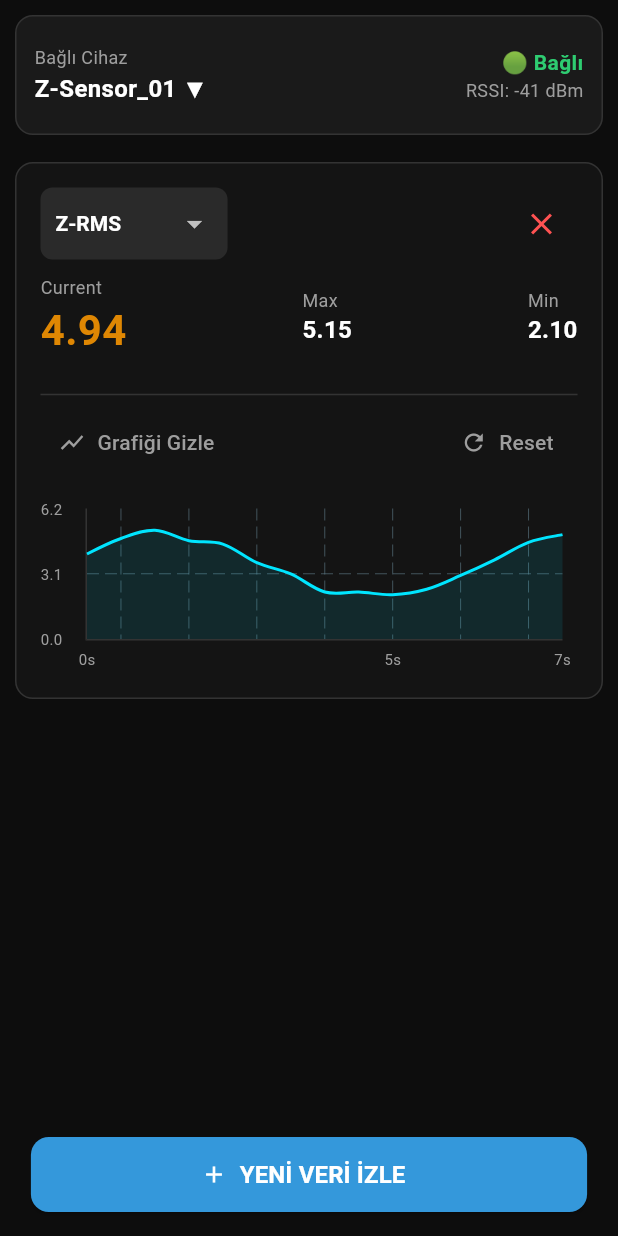
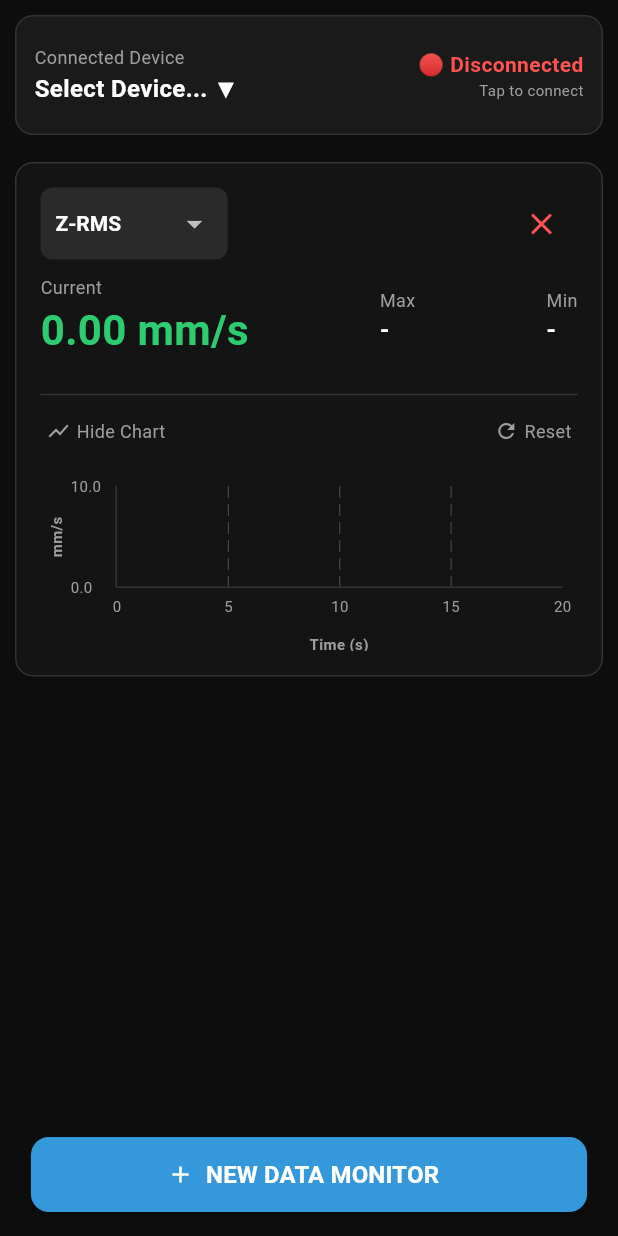
Before and after one commit to KDenizz/HIMobileApp, a Flutter app: the screen it shows after launch, on a phone screen of 412 x 824 dp. Run offline on Flutter 3.47's test engine with Material 3 defaults, Android fonts, the phone set to English and light mode, and no system bars; drawn by our look-alikes of fl_chart.

Commit message:
reset tuşu, connecttion tuşu, bug

```diff
--- a/z_monitor/lib/core/data_models.dart
+++ b/z_monitor/lib/core/data_models.dart
@@ -39,8 +39,8 @@ class FeatureCardModel {
 
   // Reset butonuna basıldığında çağrılacak fonksiyon
   void resetMaxMin() {
-    maxVal = currentVal;
-    minVal = currentVal;
+    maxVal = -9999.0;
+    minVal = 9999.0;
     chartData.clear();
   }
 }
--- a/z_monitor/lib/ui/dashboard_screen.dart
+++ b/z_monitor/lib/ui/dashboard_screen.dart
@@ -22,19 +22,27 @@ class _DashboardScreenState extends State<DashboardScreen> {
     FeatureCardModel(selectedFeature: "Z-RMS", isChartVisible: true)
   ];
 
+  bool _isConnected = false;
+  String _deviceName = "Select Device...";
   double _currentTime = 0.0;
-  ZAxisData _latestData = ZAxisData.empty();
 
   // Seçilebilecek özelliklerin havuzu
   final List<String> _availableFeatures = ["Z-RMS", "Z-Peak", "Temperature"];
+  String _getUnit(String feature) {
+    if (feature.contains("RMS") || feature.contains("Peak")) return " mm/s";
+    if (feature == "Temperature") return " °C";
+    return "";
+  }
 
   @override
   void initState() {
     super.initState();
     // Simülatörden (ileride Bluetooth'tan) gelen veriyi dinliyoruz
     _subscription = _simulator.zAxisStream.listen((data) {
+      if (!_isConnected) {
+        return;
+      }
       setState(() {
-        _latestData = data;
         _currentTime += 0.5;
 
         // Ekranda kaç tane kart açıksa, hepsinin değerlerini anlık olarak güncelle!
@@ -43,8 +51,12 @@ class _DashboardScreenState extends State<DashboardScreen> {
           double newVal = 0.0;
           if (card.selectedFeature == "Z-RMS") {
             newVal = data.rms;
-          } else if (card.selectedFeature == "Z-Peak") newVal = data.peak;
-          else if (card.selectedFeature == "Temperature") newVal = data.temperature;
+          } else if (card.selectedFeature == "Z-Peak"){
+            newVal = data.peak;
+          }
+          else if (card.selectedFeature == "Temperature"){
+            newVal = data.temperature;
+          }
 
           // Değerleri Güncelle
           card.currentVal = newVal;
@@ -88,15 +100,17 @@ class _DashboardScreenState extends State<DashboardScreen> {
 
       // 1. SABİT ÜST BAR (Connection Box)
         appBar: PreferredSize(
-        preferredSize: const Size.fromHeight(90), // Yüksekliği 80'den 90'a çıkardık ki rahat sığsın
-        child: SafeArea( // Yazıların telefonun saatine/şarjına (çentiğe) karışmasını önler
+        preferredSize: const Size.fromHeight(90),
+        child: SafeArea(
+          child: InkWell(
+            onTap: _showConnectionDialog, // Tıklanınca popup açılacak
             child: Container(
-            margin: const EdgeInsets.only(top: 10, left: 10, right: 10), // 40 olan tepe boşluğunu 10'a indirdik
+              margin: const EdgeInsets.only(top: 10, left: 10, right: 10),
               padding: const EdgeInsets.all(12),
               decoration: BoxDecoration(
                 color: const Color(0xFF1A1A1A),
                 borderRadius: BorderRadius.circular(12),
-              border: Border.all(color: const Color(0xFF333333)),
+                border: Border.all(color: _isConnected ? const Color(0xFF2ecc71) : const Color(0xFF333333)), // Bağlıysa yeşil çerçeve
               ),
               child: Row(
                 mainAxisAlignment: MainAxisAlignment.spaceBetween,
@@ -104,20 +118,22 @@ class _DashboardScreenState extends State<DashboardScreen> {
                   Column(
                     crossAxisAlignment: CrossAxisAlignment.start,
                     mainAxisAlignment: MainAxisAlignment.center,
-                  children: const [
-                    Text("Bağlı Cihaz", style: TextStyle(color: Colors.grey, fontSize: 12)),
-                    Text("Z-Sensor_01 ▼", style: TextStyle(color: Colors.white, fontSize: 16, fontWeight: FontWeight.bold)),
+                    children: [
+                      const Text("Connected Device", style: TextStyle(color: Colors.grey, fontSize: 12)),
+                      Text("$_deviceName ▼", style: const TextStyle(color: Colors.white, fontSize: 16, fontWeight: FontWeight.bold)),
                     ],
                   ),
                   Column(
                     crossAxisAlignment: CrossAxisAlignment.end,
                     mainAxisAlignment: MainAxisAlignment.center,
-                  children: const [
-                    Text("🟢 Bağlı", style: TextStyle(color: Color(0xFF2ecc71), fontSize: 14, fontWeight: FontWeight.bold)),
-                    Text("RSSI: -41 dBm", style: TextStyle(color: Colors.grey, fontSize: 12)),
+                    children: [
+                      Text(_isConnected ? "🟢 Connected" : "🔴 Disconnected",
+                        style: TextStyle(color: _isConnected ? const Color(0xFF2ecc71) : Colors.redAccent, fontSize: 14, fontWeight: FontWeight.bold)),
+                      Text( _isConnected ? "Tap to disconnect/edit" : "Tap to connect", style: const TextStyle(color: Colors.grey, fontSize: 10)),
                     ],
                   )
                 ],
+              ),
             ),
           ),
         ),
@@ -141,7 +157,7 @@ class _DashboardScreenState extends State<DashboardScreen> {
         child: ElevatedButton.icon(
           onPressed: _addNewCard,
           icon: const Icon(Icons.add, color: Colors.white),
-          label: const Text("YENİ VERİ İZLE", style: TextStyle(color: Colors.white, fontSize: 16, fontWeight: FontWeight.bold)),
+          label: const Text("NEW DATA MONITOR", style: TextStyle(color: Colors.white, fontSize: 16, fontWeight: FontWeight.bold)),
           style: ElevatedButton.styleFrom(
             backgroundColor: const Color(0xFF3498db),
             shape: RoundedRectangleBorder(borderRadius: BorderRadius.circular(12)),
@@ -212,14 +228,18 @@ class _DashboardScreenState extends State<DashboardScreen> {
 
 
           // Değerler Satırı: Current, Max, Min
-          Row(
+        // Değerler Satırı: Current, Max, Min
+          Builder(builder: (context) {
+            String unit = card.selectedFeature == "Temperature" ? "°C" : "mm/s";
+            return Row(
               mainAxisAlignment: MainAxisAlignment.spaceBetween,
               children: [
-              _buildValueCol("Current", card.currentVal.toStringAsFixed(2), currentColor, 28),
-              _buildValueCol("Max", card.maxVal == -9999.0 ? "-" : card.maxVal.toStringAsFixed(2), Colors.white, 16),
-              _buildValueCol("Min", card.minVal == 9999.0 ? "-" : card.minVal.toStringAsFixed(2), Colors.white, 16),
+                _buildValueCol("Current", "${card.currentVal.toStringAsFixed(2)} $unit", currentColor, 28),
+                _buildValueCol("Max", card.maxVal == -9999.0 ? "-" : "${card.maxVal.toStringAsFixed(2)} $unit", Colors.white, 16),
+                _buildValueCol("Min", card.minVal == 9999.0 ? "-" : "${card.minVal.toStringAsFixed(2)} $unit", Colors.white, 16),
               ],
-          ),
+            );
+          }),
 
           const SizedBox(height: 15),
           const Divider(color: Color(0xFF333333), thickness: 1),
@@ -228,22 +248,36 @@ class _DashboardScreenState extends State<DashboardScreen> {
            Row(
             mainAxisAlignment: MainAxisAlignment.spaceBetween,
             children: [
-              TextButton.icon(
-                onPressed: () {
+              InkWell(
+                onTap: () {
                   setState(() {
                     card.isChartVisible = !card.isChartVisible;
-                    if (card.isChartVisible) card.chartData.clear(); // Açılırken grafiği temiz başlat
+                    if (card.isChartVisible) card.chartData.clear();
                   });
                 },
-                icon: Icon(card.isChartVisible ? Icons.show_chart : Icons.bar_chart, color: Colors.grey),
-                label: Text(card.isChartVisible ? "Grafiği Gizle" : "Grafiği Göster", style: const TextStyle(color: Colors.grey)),
+                child: Padding(
+                  padding: const EdgeInsets.symmetric(vertical: 8.0, horizontal: 4.0),
+                  child: Row(
+                    children: [
+                      Icon(card.isChartVisible ? Icons.show_chart : Icons.bar_chart, color: Colors.grey, size: 16),
+                      const SizedBox(width: 4),
+                      Text(card.isChartVisible ? "Hide Chart" : "Show Chart", style: const TextStyle(color: Colors.grey, fontSize: 12)),
+                    ],
                   ),
-              TextButton.icon(
-                onPressed: () {
-                  setState(() => card.resetMaxMin());
-                },
-                icon: const Icon(Icons.refresh, color: Colors.grey),
-                label: const Text("Reset", style: TextStyle(color: Colors.grey)),
+                ),
+              ),
+              InkWell(
+                onTap: () => _showResetDialog(card),
+                child: Padding(
+                  padding: const EdgeInsets.symmetric(vertical: 8.0, horizontal: 4.0),
+                  child: Row(
+                    children: const [
+                      Icon(Icons.refresh, color: Colors.grey, size: 16),
+                      SizedBox(width: 4),
+                      Text("Reset", style: TextStyle(color: Colors.grey, fontSize: 12)),
+                    ],
+                  ),
+                ),
               )
             ],
           ),
@@ -272,20 +306,25 @@ class _DashboardScreenState extends State<DashboardScreen> {
                   ],
                   // EKSEN İSİMLERİ VE DEĞERLERİ (X ve Y Ekseni)
                    titlesData: FlTitlesData(
-                    show: true, // Yazıları açtık
-                    topTitles: const AxisTitles(sideTitles: SideTitles(showTitles: false)), // Üstü gizle
-                    rightTitles: const AxisTitles(sideTitles: SideTitles(showTitles: false)), // Sağı gizle
+                    show: true,
+                    topTitles: const AxisTitles(sideTitles: SideTitles(showTitles: false)),
+                    rightTitles: const AxisTitles(sideTitles: SideTitles(showTitles: false)),
 
                     // ALT EKSEN (X - Zaman)
                     bottomTitles: AxisTitles(
+                      axisNameWidget: const Padding(
+                        padding: EdgeInsets.only(top: 8.0),
+                        child: Text("Time (s)", style: TextStyle(color: Colors.grey, fontSize: 10, fontWeight: FontWeight.bold)),
+                      ),
+                      axisNameSize: 20,
                       sideTitles: SideTitles(
                         showTitles: true,
-                        reservedSize: 22, // Yazılar için bırakılan boşluk
+                        reservedSize: 22,
                         interval: 5,
                         getTitlesWidget: (value, meta) {
                           return Padding(
                             padding: const EdgeInsets.only(top: 5.0),
-                            child: Text("${value.toInt()}s", style: const TextStyle(color: Colors.grey, fontSize: 10)),
+                            child: Text("${value.toInt()}", style: const TextStyle(color: Colors.grey, fontSize: 10)),
                           );
                         },
                       ),
@@ -293,15 +332,18 @@ class _DashboardScreenState extends State<DashboardScreen> {
 
                     // SOL EKSEN (Y - Değerler)
                     leftTitles: AxisTitles(
+                      axisNameWidget: Text(_getUnit(card.selectedFeature).trim(), style: const TextStyle(color: Colors.grey, fontSize: 10, fontWeight: FontWeight.bold)),
+                      axisNameSize: 20,
                       sideTitles: SideTitles(
                         showTitles: true,
-                        reservedSize: 30, // Değerler için sol tarafta bırakılan boşluk
+                        reservedSize: 30,
                         getTitlesWidget: (value, meta) {
                           return Text(value.toStringAsFixed(1), style: const TextStyle(color: Colors.grey, fontSize: 10));
                         },
                       ),
                     ),
                   ),
+
 
                   // Grafiğin etrafındaki çerçeveyi de belirginleştirelim
                   borderData: FlBorderData(
@@ -330,4 +372,87 @@ class _DashboardScreenState extends State<DashboardScreen> {
       ],
     );
   }
+  // --- POPUP: BAĞLANTI VE İSİMLENDİRME EKRANI ---
+  void _showConnectionDialog() {
+    TextEditingController nameController = TextEditingController(text: _deviceName == "Select Device..." ? "" : _deviceName);
+
+    showDialog(
+      context: context,
+      builder: (context) {
+        return AlertDialog(
+          backgroundColor: const Color(0xFF1A1A1A),
+          title: const Text("Device Connection", style: TextStyle(color: Colors.white)),
+          content: Column(
+            mainAxisSize: MainAxisSize.min,
+            children: [
+              TextField(
+                controller: nameController,
+                style: const TextStyle(color: Colors.white),
+                decoration: const InputDecoration(
+                  labelText: "Enter Machine/Port Name",
+                  labelStyle: TextStyle(color: Colors.grey),
+                  enabledBorder: OutlineInputBorder(borderSide: BorderSide(color: Colors.grey)),
+                  focusedBorder: OutlineInputBorder(borderSide: BorderSide(color: Color(0xFF3498db))),
+                ),
+              ),
+            ],
+          ),
+          actions: [
+            if (_isConnected) // Eğer zaten bağlıysa Disconnect butonu göster
+              TextButton(
+                onPressed: () {
+                  setState(() {
+                    _isConnected = false;
+                    _deviceName = "Select Device...";
+                  });
+                  Navigator.pop(context);
+                },
+                child: const Text("Disconnect", style: TextStyle(color: Colors.redAccent)),
+              ),
+            TextButton(
+              onPressed: () => Navigator.pop(context),
+              child: const Text("Cancel", style: TextStyle(color: Colors.grey)),
+            ),
+            ElevatedButton(
+              style: ElevatedButton.styleFrom(backgroundColor: const Color(0xFF3498db)),
+              onPressed: () {
+                setState(() {
+                  _deviceName = nameController.text.isEmpty ? "Unknown Machine" : nameController.text;
+                  _isConnected = true;
+                });
+                Navigator.pop(context);
+              },
+              child: const Text("Connect", style: TextStyle(color: Colors.white)),
+            ),
+          ],
+        );
       }
+    );
+  }
+
+  // --- POPUP: RESET ONAY EKRANI ---
+  void _showResetDialog(FeatureCardModel card) {
+    showDialog(
+      context: context,
+      builder: (context) => AlertDialog(
+        backgroundColor: const Color(0xFF1A1A1A),
+        title: const Text("Are you sure?", style: TextStyle(color: Colors.white)),
+        content: const Text("Max, Min and chart history will be cleared.", style: TextStyle(color: Colors.grey)),
+        actions: [
+          TextButton(
+            onPressed: () => Navigator.pop(context),
+            child: const Text("Cancel", style: TextStyle(color: Colors.grey))
+          ),
+          ElevatedButton(
+            style: ElevatedButton.styleFrom(backgroundColor: Colors.redAccent),
+            onPressed: () {
+              setState(() => card.resetMaxMin());
+              Navigator.pop(context);
+            },
+            child: const Text("Reset Data", style: TextStyle(color: Colors.white)),
+          ),
+        ],
+      )
+    );
+  }
+}
```
Lines whose indentation alone changed are shown as unchanged.
